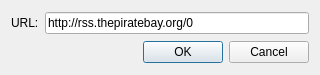
Old version of the form src/plugins/aggregator/addfeed.ui in the repository 0xd34df00d/leechcraft.
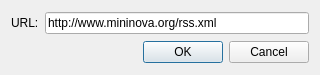
New version of the form.

Diff of the .ui file:
```diff
--- a/src/plugins/aggregator/addfeed.ui
+++ b/src/plugins/aggregator/addfeed.ui
@@ -25,7 +25,7 @@
      <item>
       <widget class="QLineEdit" name="URL_" >
        <property name="text" >
-        <string>http://rss.thepiratebay.org/0</string>
+        <string>http://www.mininova.org/rss.xml</string>
        </property>
       </widget>
      </item>
```
